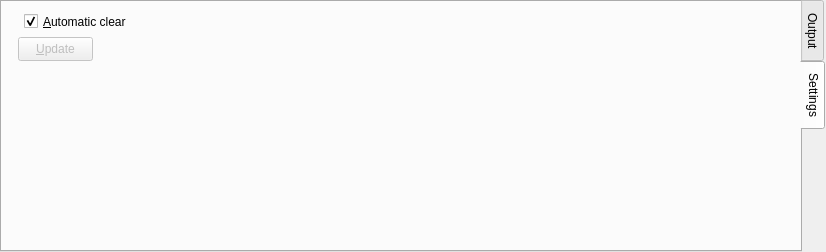
This is src/frontends/qt4/ui/ProgressViewUi.ui in cburschka/lyx as Qt 5 draws it before an edit. The edited form follows.
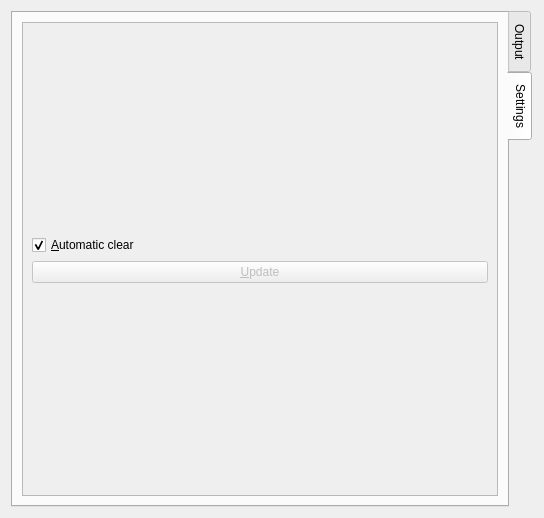
This is the edited form. The open tabs and pages were chosen to show the change.

Diff of the .ui file:
```diff
--- a/src/frontends/qt4/ui/ProgressViewUi.ui
+++ b/src/frontends/qt4/ui/ProgressViewUi.ui
@@ -1,35 +1,21 @@
 <ui version="4.0" >
  <class>ProgressViewUi</class>
- <widget class="QWidget" name="ProgressViewUi" >
-  <property name="geometry" >
+ <widget class="QWidget" name="ProgressViewUi">
+  <property name="geometry">
    <rect>
     <x>0</x>
     <y>0</y>
-    <width>826</width>
-    <height>252</height>
+    <width>544</width>
+    <height>518</height>
    </rect>
   </property>
   <property name="windowTitle" >
    <string/>
   </property>
-  <layout class="QGridLayout" >
-   <property name="margin" >
-    <number>0</number>
-   </property>
-   <property name="spacing" >
-    <number>6</number>
-   </property>
-   <item row="1" column="1" >
-    <layout class="QVBoxLayout" >
-     <property name="spacing" >
-      <number>6</number>
-     </property>
-     <property name="margin" >
-      <number>0</number>
-     </property>
+  <layout class="QVBoxLayout" name="verticalLayout_2">
      <item>
-      <widget class="QTabWidget" name="tabWidget" >
-       <property name="enabled" >
+    <widget class="QTabWidget" name="tabWidget">
+     <property name="enabled">
         <bool>true</bool>
        </property>
        <property name="sizePolicy" >
@@ -110,16 +96,27 @@
         <attribute name="title" >
          <string>Settings</string>
         </attribute>
-        <widget class="QCheckBox" name="autoClearCB" >
-         <property name="geometry" >
+      <layout class="QVBoxLayout" name="verticalLayout">
+       <item>
+        <widget class="QScrollArea" name="scrollArea">
+         <property name="widgetResizable">
+          <bool>true</bool>
+         </property>
+         <widget class="QWidget" name="scrollAreaWidgetContents">
+          <property name="geometry">
           <rect>
-           <x>22</x>
-           <y>10</y>
-           <width>144</width>
-           <height>19</height>
-          </rect>
-         </property>
-         <property name="toolTip" >
+            <x>0</x>
+            <y>0</y>
+            <width>482</width>
+            <height>474</height>
+           </rect>
+          </property>
+          <layout class="QVBoxLayout" name="verticalLayout_4">
+           <item>
+            <layout class="QVBoxLayout" name="settingsLayout">
+             <item>
+              <widget class="QCheckBox" name="autoClearCB">
+               <property name="toolTip">
           <string>Automatic cleanup of the window before LaTeX compilation proceeds</string>
          </property>
          <property name="text" >
@@ -129,26 +126,26 @@
           <bool>true</bool>
          </property>
         </widget>
-        <widget class="QPushButton" name="updatePB" >
-         <property name="enabled" >
+             </item>
+             <item>
+              <widget class="QPushButton" name="updatePB">
+               <property name="enabled">
           <bool>false</bool>
          </property>
-         <property name="geometry" >
-          <rect>
-           <x>16</x>
-           <y>35</y>
-           <width>75</width>
-           <height>24</height>
-          </rect>
-         </property>
-         <property name="text" >
+               <property name="text">
           <string>&amp;Update</string>
          </property>
         </widget>
+             </item>
+            </layout>
+           </item>
+          </layout>
        </widget>
       </widget>
      </item>
     </layout>
+     </widget>
+    </widget>
    </item>
   </layout>
  </widget>
```
Left out of the diff: 65 changed lines with no effect on the pictures. Lines whose indentation alone changed are shown as unchanged.
